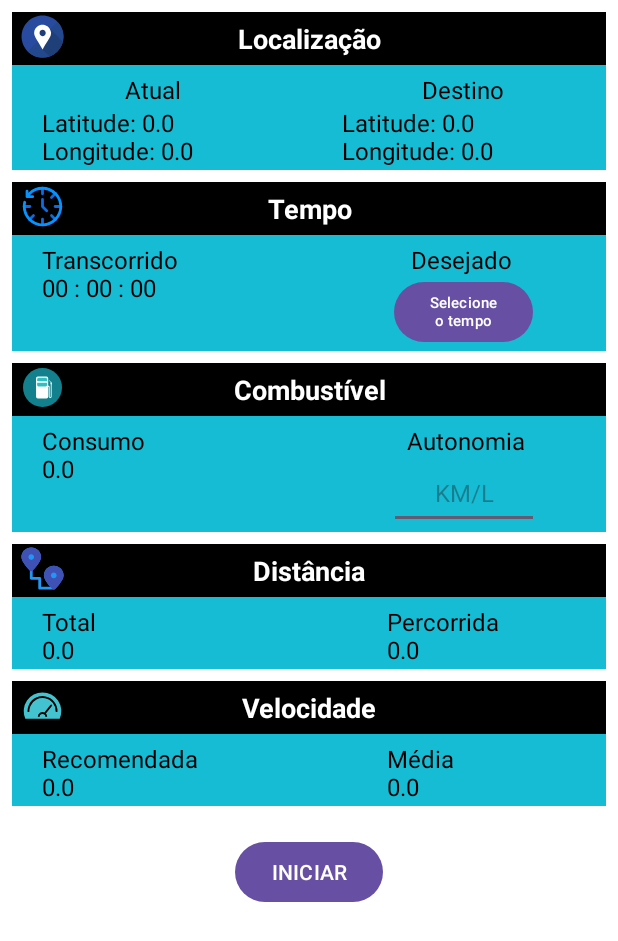
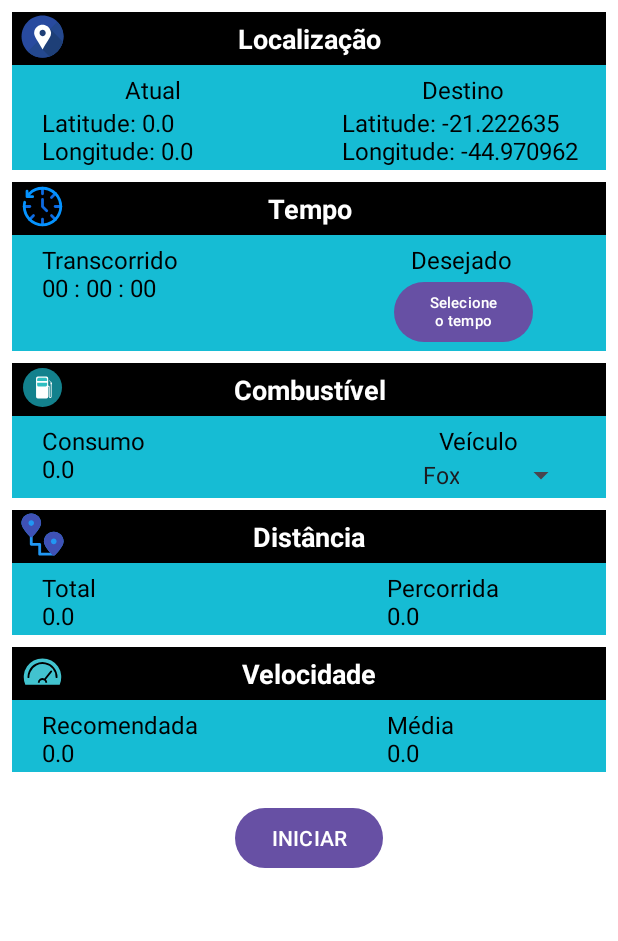
Before and after one commit to marcusvferreira/APPGAT108_UFLA2023-1, an Android app: the screen it shows after launch (MainActivity), on a phone screen of 412 x 824 dp. Shown: the top 941 px of the screen. Run offline under Robolectric (Android 15) with nearby library versions, the phone set to English and light mode, and no system bars.

Commit message:
Atualização da classe ControleLocalizacao

```diff
--- a/AppGat108/app/src/main/java/android/marcusvferreira/appgat108/controller/ControleLocalizacao.java
+++ b/AppGat108/app/src/main/java/android/marcusvferreira/appgat108/controller/ControleLocalizacao.java
@@ -8,6 +8,7 @@ import android.location.Location;
 import android.location.LocationListener;
 import android.location.LocationManager;
 import android.marcusvferreira.appgat108.R;
+import android.marcusvferreira.appgat108.model.Veiculo;
 import android.marcusvferreira.appgat108.view.MainActivity;
 import android.os.Handler;
 import android.os.Looper;
@@ -21,23 +22,32 @@ public class ControleLocalizacao implements Runnable, LocationListener {
     private final Context context;
     private final Activity activity;
     private LocationManager locationManager;
-    Location destino = new Location(""); //Criação do objeto destino
+    private Location destino = new Location(""); //Armazena a localização do destino
+    private Location origem = null; //Armazena a localização inicial (origem)
+    private Veiculo veiculo;
+    double distanciaTotal;
 
     //Objetos para manipular os campos TextView
-    TextView campoVelocidadeMedia, campoLocalizacaoAtual, campoLocalizacaoDestino, campoDistanciaTotal;
+    private TextView campoVelocidadeMedia, campoVelocidadeRecomendada, campoLocalizacaoAtual,
+            campoLocalizacaoDestino, campoDistanciaTotal, campoDistanciaPercorrida, campoConsumo;
 
-    public ControleLocalizacao(Activity activity, Context context) { //Construtor
+    public ControleLocalizacao(Activity activity, Context context, Veiculo veiculo) { //Construtor
         this.context = context;
         this.activity = activity;
+        this.veiculo = veiculo;
 
-        campoVelocidadeMedia = activity.findViewById(R.id.tv_velocidade_media);
         campoLocalizacaoAtual = activity.findViewById(R.id.tv_loc_atual_dados);
         campoLocalizacaoDestino = activity.findViewById(R.id.tv_loc_destino_dados);
+        campoVelocidadeMedia = activity.findViewById(R.id.tv_velocidade_media);
+        campoVelocidadeRecomendada = activity.findViewById(R.id.tv_velocidade_recomendada);
         campoDistanciaTotal = activity.findViewById(R.id.tv_distancia_total);
+        campoDistanciaPercorrida = activity.findViewById(R.id.tv_distancia_percorrida);
 
-        //Configura o destino como o estacionamento do DAT-UFLA
+        //Configura o destino como sendo no final da Av. Norte da UFLA
         destino.setLatitude(-21.222635);
         destino.setLongitude(-44.970962);
+        String textoDestino ="Latitude: " + destino.getLatitude() + "\nLongitude: " + destino.getLongitude();
+        campoLocalizacaoDestino.setText(textoDestino);
     }
 
     @SuppressLint("MissingPermission")
@@ -45,30 +55,32 @@ public class ControleLocalizacao implements Runnable, LocationListener {
     public void run() {
         Looper.prepare();
         locationManager = (LocationManager) context.getSystemService(Context.LOCATION_SERVICE);
-
         if (locationManager != null) {
             locationManager.requestLocationUpdates(LocationManager.GPS_PROVIDER, 0, 0, this);
         }
-
-
-
         Looper.loop();
     }
 
     @Override
     public void onLocationChanged(Location location) {
-        double latitude = location.getLatitude();
-        double longitude = location.getLongitude();
-        double distancia = location.distanceTo(destino);
 
-        // Atualizar a localização na MainActivity
+        // Verificar se a origem ainda não foi definida. Armazena a primeira localização lida como origem
+        // e calcula a distância total do percurso
+        if (origem == null) {
+            origem = new Location("");
+            origem.setLatitude(location.getLatitude());
+            origem.setLongitude(location.getLongitude());
+            distanciaTotal = location.distanceTo(destino);
+        }
+
+        //Atualizar localização
         Handler handler = new Handler(Looper.getMainLooper());
         handler.post(new Runnable() {
-
             @Override
             public void run() {
                 MainActivity mainActivity = (MainActivity) context;
-                atualizarLocalizacao(latitude, longitude, distancia);
+                veiculo.setVelocidade(location.getSpeed());
+                atualizarLocalizacao(location.getLatitude(), location.getLongitude(), location.distanceTo(origem));
                // campoVelocidadeMedia.setText("Média\n" + decfor.format(location.getSpeed()*3.6) + " km/h");
                 /*
                 try {
@@ -83,10 +95,27 @@ public class ControleLocalizacao implements Runnable, LocationListener {
 
     private void atualizarLocalizacao(double latitude, double longitude, double distancia) {
         String textoLocalizacao = "Latitude: " + latitude + "\nLongitude: " + longitude;
+        String textoVelocidadeMedia = "Média\n" + decfor.format(veiculo.getVelocidade()*3.6) + " km/h";
+        String textoDistanciaPercorrida, textoDistanciaTotal;
+
+        if(distancia > 1000){ //Se maior que 1000m, exibe a distância em km
+            textoDistanciaPercorrida = "Percorrida\n" + decfor.format(distancia/1000)+ " km";
+        } else {
+            textoDistanciaPercorrida = "Percorrida\n" + decfor.format(distancia)+ " m";
+        }
+
+        if(distanciaTotal > 1000){ //Se maior que 1000m, exibe a distância em km
+            textoDistanciaTotal = "Total\n" + decfor.format(distanciaTotal/1000)+ " km";
+        } else {
+            textoDistanciaTotal = "Total\n" + decfor.format(distanciaTotal)+ " m";
+        }
+
+        campoDistanciaTotal.setText(textoDistanciaTotal);
         campoLocalizacaoAtual.setText(textoLocalizacao);
-        campoVelocidadeMedia.setText("Média\n" + decfor.format(distancia));
+        campoVelocidadeMedia.setText(textoVelocidadeMedia);
+        campoDistanciaPercorrida.setText(textoDistanciaPercorrida);
+
+
     }
 
-    // Resto do código da interface LocationListener
-    // ...
 }
--- a/AppGat108/app/src/main/java/android/marcusvferreira/appgat108/view/MainActivity.java
+++ b/AppGat108/app/src/main/java/android/marcusvferreira/appgat108/view/MainActivity.java
@@ -13,7 +13,10 @@ import android.marcusvferreira.appgat108.controller.ControleLocalizacao;
 import android.marcusvferreira.appgat108.model.Veiculo;
 import android.os.Bundle;
 import android.view.View;
+import android.widget.AdapterView;
+import android.widget.ArrayAdapter;
 import android.widget.Button;
+import android.widget.Spinner;
 import android.widget.TextView;
 import android.widget.TimePicker;
 
@@ -25,7 +28,7 @@ import java.util.TimerTask;
 /**
  * Comentar acerca do código...
  */
-public class MainActivity extends AppCompatActivity {
+public class MainActivity extends AppCompatActivity implements AdapterView.OnItemSelectedListener {
 
     private static final DecimalFormat decfor = new DecimalFormat("0.00");
     private static final int REQUEST_LOCATION_PERMISSION = 1;
@@ -41,9 +44,9 @@ public class MainActivity extends AppCompatActivity {
     TimerTask timerTask;
     Double tempoTranscorrido = 0.0;
     int horasSelecionada, minutosSelecionado;
-    boolean timerIniciado = false;
-    boolean tempoDesejadoSelecionado = false;
-    boolean veiculoSelecionado = true; // true por enquanto, comecar como false ao implementar completo
+    private boolean isTimerIniciado = false; //Controla se o timer foi iniciado
+    private boolean isTempoDesejadoSelecionado = false; //Controla se o tempo desejado foi selecionado
+    private boolean isVeiculoSelecionado = false;  //Controla se o modelo do veículo foi selecionado
 
 
     //Criação do obejto veículo
@@ -63,10 +66,13 @@ public class MainActivity extends AppCompatActivity {
         campoTempoTranscorrido = findViewById(R.id.tv_tempo_transcorrido);
         btnIniciarPausar = findViewById(R.id.btn_iniciar_pausar);
         timer = new Timer();
-        controleLocalizacao = new ControleLocalizacao(this, this);
+        controleLocalizacao = new ControleLocalizacao(this, this, veiculo);
 
-
-
+        Spinner opcaoVeiculos = findViewById(R.id.spinner_veiculos);
+        ArrayAdapter<CharSequence> adapter = ArrayAdapter.createFromResource(this, R.array.opcaoVeiculos, android.R.layout.simple_spinner_item);
+        adapter.setDropDownViewResource(android.R.layout.select_dialog_singlechoice);
+        opcaoVeiculos.setAdapter(adapter);
+        opcaoVeiculos.setOnItemSelectedListener(this);
     }
 
     private void iniciarObtencaoLocalizacao() {
@@ -96,13 +102,13 @@ public class MainActivity extends AppCompatActivity {
 
     //Controla o click no botão iniciar/pausar
     public void clickIniciarPausar(View view) {
-        if (timerIniciado == false) {
-            timerIniciado = true;
+        if (isTimerIniciado == false) {
+            isTimerIniciado = true;
             btnIniciarPausar.setText("PAUSAR");
             iniciarTimer();
             iniciarObtencaoLocalizacao();
         } else {
-            timerIniciado = false;
+            isTimerIniciado = false;
             btnIniciarPausar.setText("INICIAR");
             timerTask.cancel();
         }
@@ -145,7 +151,7 @@ public class MainActivity extends AppCompatActivity {
                 btnSelecionarTempo.setText(String.format(Locale.getDefault(), "%02d:%02d",
                         horasSelecionada, minutosSelecionado));
                 btnSelecionarTempo.setTextSize(14);
-                tempoDesejadoSelecionado = true;
+                isTempoDesejadoSelecionado = true;
             }
         };
         @SuppressWarnings("deprecation") TimePickerDialog timePickerDialog = new TimePickerDialog(
@@ -154,4 +160,15 @@ public class MainActivity extends AppCompatActivity {
         timePickerDialog.setTitle("Selecione o tempo");
         timePickerDialog.show();
     }
+
+    @Override
+    public void onItemSelected(AdapterView<?> parent, View view, int position, long id) {
+        veiculo.setModelo(parent.getItemAtPosition(position).toString());
+        isVeiculoSelecionado = true;
+    }
+
+    @Override
+    public void onNothingSelected(AdapterView<?> parent) {
+
+    }
 }
--- a/AppGat108/app/src/main/res/layout/activity_main.xml
+++ b/AppGat108/app/src/main/res/layout/activity_main.xml
@@ -242,30 +242,13 @@
             android:layout_width="wrap_content"
             android:layout_height="wrap_content"
             android:layout_marginTop="5dp"
-            android:text="Autonomia"
+            android:text="Veículo"
             android:textColor="@color/black"
             android:textSize="16sp"
-            app:layout_constraintBottom_toTopOf="@+id/et_autonomia"
             app:layout_constraintEnd_toEndOf="parent"
             app:layout_constraintHorizontal_bias="0.83"
             app:layout_constraintStart_toStartOf="parent"
             app:layout_constraintTop_toBottomOf="@+id/tv_combustivel" />
-
-        <EditText
-            android:id="@+id/et_autonomia"
-            android:layout_width="100dp"
-            android:layout_height="48dp"
-            android:ems="10"
-            android:gravity="center"
-            android:hint="KM/L"
-            android:inputType="numberDecimal"
-            android:textColor="@color/white"
-            android:textSize="16sp"
-            app:layout_constraintBottom_toBottomOf="parent"
-            app:layout_constraintEnd_toEndOf="parent"
-            app:layout_constraintHorizontal_bias="0.85"
-            app:layout_constraintStart_toStartOf="parent"
-            app:layout_constraintTop_toBottomOf="@+id/tv_autonomia" />
 
         <ImageView
             android:id="@+id/img_combustivel"
@@ -276,6 +259,20 @@
             app:layout_constraintStart_toStartOf="parent"
             app:layout_constraintTop_toTopOf="parent"
             app:srcCompat="@drawable/fuel" />
+
+        <Spinner
+            android:id="@+id/spinner_veiculos"
+            android:layout_width="wrap_content"
+            android:layout_height="wrap_content"
+            android:layout_marginBottom="1dp"
+            android:spinnerMode="dialog"
+            android:textAlignment="center"
+            app:layout_constraintBottom_toBottomOf="parent"
+            app:layout_constraintEnd_toEndOf="parent"
+            app:layout_constraintHorizontal_bias="0.9"
+            app:layout_constraintStart_toEndOf="@+id/tv_consumo"
+            app:layout_constraintTop_toBottomOf="@+id/tv_autonomia"
+            tools:ignore="TouchTargetSizeCheck" />
 
     </androidx.constraintlayout.widget.ConstraintLayout>
 
--- a/AppGat108/app/src/main/res/values/strings.xml
+++ b/AppGat108/app/src/main/res/values/strings.xml
@@ -8,4 +8,12 @@
     <string name="txt_localizacao_dados">Latitude: 0.0\nLongitude: 0.0</string>
     <string name="btn_pausar">PAUSAR</string>
     <string name="bnt_iniciar">INICIAR</string>
+
+    <string-array name="opcaoVeiculos">
+        <item>Fox</item>
+        <item>Siena</item>
+        <item>Fusion</item>
+        <item>Azera</item>
+    </string-array>
+
 </resources>
```
Also changed, not shown: AppGat108/app/src/main/java/android/marcusvferreira/appgat108/model/Veiculo.java (+34 -18 lines).
